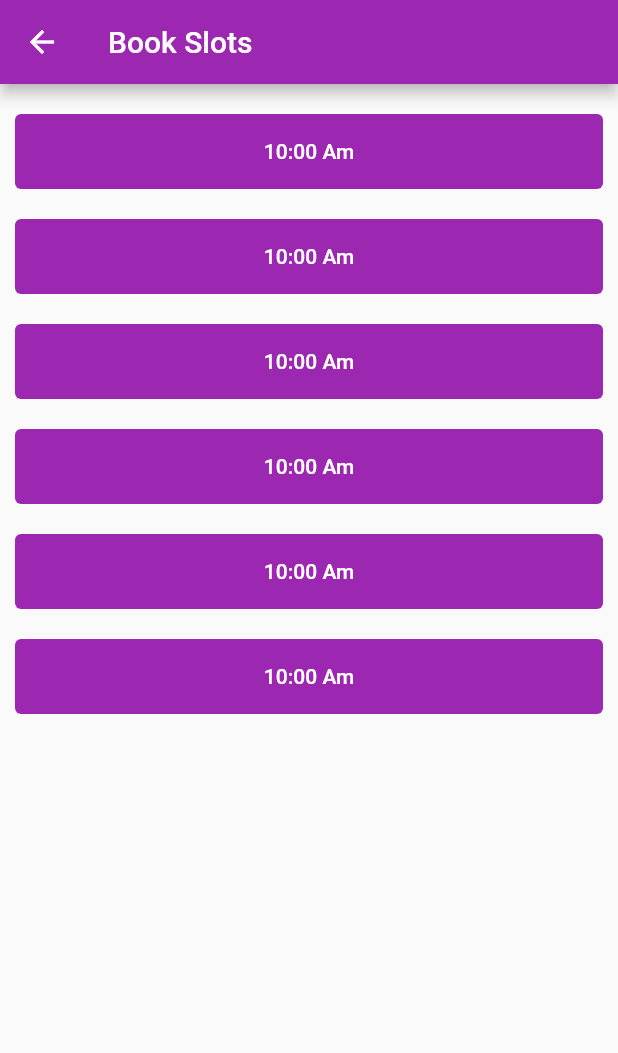
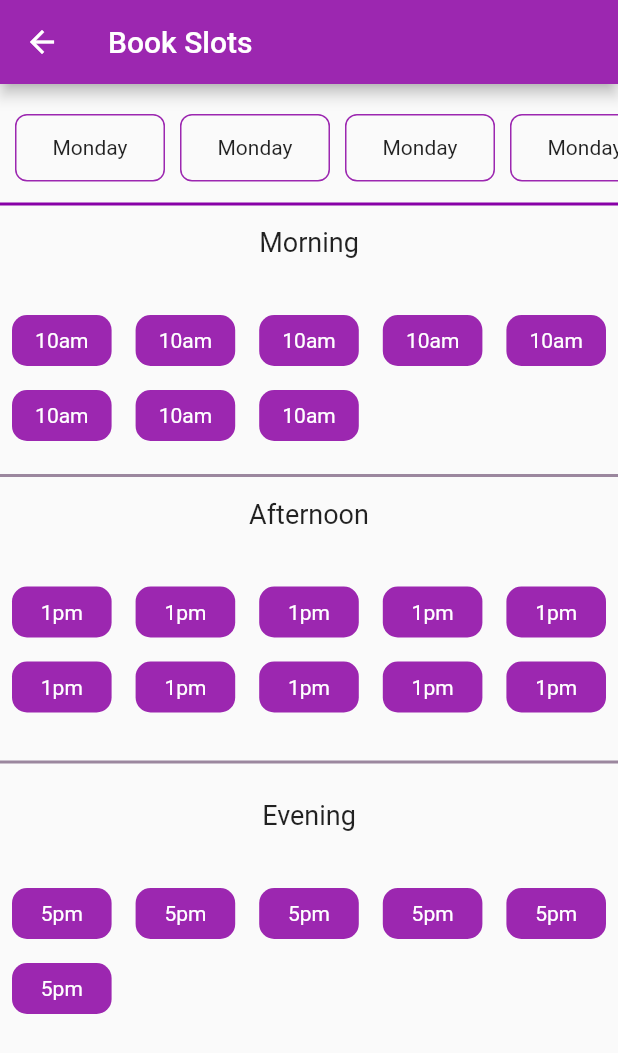
Before and after one commit to mukesh-dot-com/Bubble_Chat_Application, a Flutter app: the BookView screen opened by its route, on a phone screen of 412 x 824 dp. Shown: the top 1053 px of the screen. Run offline on Flutter 3.47's test engine with Material 2 defaults, Android fonts, the phone set to English and light mode, and no system bars; our stand-ins replace lottie; network calls fail.

Commit message:
second commit

```diff
--- a/lib/views/book_view.dart
+++ b/lib/views/book_view.dart
@@ -16,35 +16,179 @@ class _BookViewState extends State<BookView> {
       ),
       body: Column(
         children: [
+          const SizedBox(
+            height: 20,
+          ),
           Container(
-            width: MediaQuery.of(context).size.width,
             margin: const EdgeInsets.only(left: 10),
             child: SizedBox(
-              height: 555,
-              width: 100,
+              height: 45,
               child: ListView.builder(
                 itemCount: 6,
+                scrollDirection: Axis.horizontal,
                 itemBuilder: ((context, index) {
                   return InkWell(
-                    enableFeedback: true,
                     child: Container(
-                      margin: const EdgeInsets.only(top: 20, right: 10),
-                      height: 50,
-                      width: MediaQuery.of(context).size.width,
-                      child: TextButton(
-                        style: ButtonStyle(
-                            backgroundColor: MaterialStatePropertyAll(
-                                Theme.of(context).primaryColor)),
-                        onPressed: () {},
-                        child: const Text(
-                          '10:00 Am',
-                          style: TextStyle(color: Colors.white),
+                      margin: const EdgeInsets.only(
+                        right: 10,
+                      ),
+                      width: 100,
+                      decoration: BoxDecoration(
+                        border: Border.all(
+                          color: Theme.of(context).primaryColor,
                         ),
+                        borderRadius: BorderRadius.circular(8),
                       ),
+                      child: const Center(child: Text('Monday')),
                     ),
                   );
                 }),
               ),
+            ),
+          ),
+          const Divider(
+            height: 30,
+            thickness: 2,
+            color: Color.fromARGB(255, 136, 0, 167),
+          ),
+          const Text(
+            'Morning',
+            style: TextStyle(
+              fontSize: 18,
+            ),
+          ),
+          const SizedBox(
+            height: 30,
+          ),
+          Container(
+            height: 100,
+            child: SizedBox(
+              child: GridView.builder(
+                  itemCount: 8,
+                  gridDelegate: const SliverGridDelegateWithFixedCrossAxisCount(
+                    crossAxisCount: 5,
+                    mainAxisExtent: 50,
+                  ),
+                  itemBuilder: (context, index) {
+                    return Padding(
+                      padding: const EdgeInsets.all(8.0),
+                      child: InkWell(
+                        child: Container(
+                          height: 20,
+                          width: 100,
+                          decoration: BoxDecoration(
+                            color: Theme.of(context).primaryColor,
+                            borderRadius: BorderRadius.circular(10),
+                          ),
+                          child: const Center(
+                            child: Text(
+                              '10am',
+                              style: TextStyle(
+                                color: Colors.white,
+                              ),
+                            ),
+                          ),
+                        ),
+                      ),
+                    );
+                  }),
+            ),
+          ),
+          const Divider(
+            height: 30,
+            thickness: 2,
+            color: Color.fromARGB(255, 155, 135, 158),
+          ),
+          const Text(
+            'Afternoon',
+            style: TextStyle(
+              fontSize: 18,
+            ),
+          ),
+          const SizedBox(
+            height: 30,
+          ),
+          SizedBox(
+            height: 100,
+            child: SizedBox(
+              child: GridView.builder(
+                  physics: const NeverScrollableScrollPhysics(),
+                  itemCount: 10,
+                  gridDelegate: const SliverGridDelegateWithFixedCrossAxisCount(
+                    crossAxisCount: 5,
+                    mainAxisExtent: 50,
+                  ),
+                  itemBuilder: (context, index) {
+                    return Padding(
+                      padding: const EdgeInsets.all(8.0),
+                      child: InkWell(
+                        child: Container(
+                          height: 20,
+                          width: 100,
+                          decoration: BoxDecoration(
+                            color: Theme.of(context).primaryColor,
+                            borderRadius: BorderRadius.circular(10),
+                          ),
+                          child: const Center(
+                            child: Text(
+                              '1pm',
+                              style: TextStyle(
+                                color: Colors.white,
+                              ),
+                            ),
+                          ),
+                        ),
+                      ),
+                    );
+                  }),
+            ),
+          ),
+          const Divider(
+            height: 50,
+            thickness: 2,
+            color: Color.fromARGB(255, 155, 135, 158),
+          ),
+          const Text(
+            'Evening',
+            style: TextStyle(
+              fontSize: 18,
+            ),
+          ),
+          const SizedBox(
+            height: 30,
+          ),
+          Container(
+            height: 100,
+            child: SizedBox(
+              child: GridView.builder(
+                  itemCount: 6,
+                  gridDelegate: const SliverGridDelegateWithFixedCrossAxisCount(
+                    crossAxisCount: 5,
+                    mainAxisExtent: 50,
+                  ),
+                  itemBuilder: (context, index) {
+                    return Padding(
+                      padding: const EdgeInsets.all(8.0),
+                      child: InkWell(
+                        child: Container(
+                          height: 20,
+                          width: 100,
+                          decoration: BoxDecoration(
+                            color: Theme.of(context).primaryColor,
+                            borderRadius: BorderRadius.circular(10),
+                          ),
+                          child: const Center(
+                            child: Text(
+                              '5pm',
+                              style: TextStyle(
+                                color: Colors.white,
+                              ),
+                            ),
+                          ),
+                        ),
+                      ),
+                    );
+                  }),
             ),
           ),
         ],
--- a/lib/views/explore_view.dart
+++ b/lib/views/explore_view.dart
@@ -26,7 +26,7 @@ class _ExploreViewState extends State<ExploreView> {
         ],
         centerTitle: true,
         title: const Text(
-          "Groups",
+          "Explore",
           style: TextStyle(
             fontSize: 25,
           ),
@@ -123,25 +123,32 @@ class _ExploreViewState extends State<ExploreView> {
                       const EdgeInsets.symmetric(horizontal: 15, vertical: 0),
                   decoration: BoxDecoration(
                     borderRadius: BorderRadius.circular(20),
-                      border: Border.all(color: Colors.purple)),
+                    border: Border.all(
+                      color: Colors.purple,
+                    ),
+                  ),
                   child: DropdownButtonHideUnderline(
                     child: DropdownButton(
                       focusColor: Colors.white,
                       borderRadius: BorderRadius.circular(20),
                       value: value,
-                        items:
-                            items.map<DropdownMenuItem<String>>((String value) {
+                      items: items.map<DropdownMenuItem<String>>(
+                        (String value) {
                           return DropdownMenuItem<String>(
                             value: value,
                             child: Text(value),
                           );
-                        }).toList(),
+                        },
+                      ).toList(),
                       hint: const Text("Select Category"),
                       onChanged: (value) {
-                          setState(() {
+                        setState(
+                          () {
                             this.value = value;
-                          });
-                        }),
+                          },
+                        );
+                      },
+                    ),
                   ),
                 ),
                 Container(
--- a/lib/views/getstarted_view.dart
+++ b/lib/views/getstarted_view.dart
@@ -1,3 +1,4 @@
+import 'package:bubble/constants/route.dart';
 import 'package:flutter/material.dart';
 import 'package:lottie/lottie.dart';
 
@@ -89,7 +90,10 @@ class _GetStartedViewState extends State<GetStartedView> {
             width: 330,
             margin: const EdgeInsets.only(top: 100),
             child: TextButton(
-              onPressed: () {},
+              onPressed: () {
+                Navigator.of(context)
+                    .pushNamedAndRemoveUntil(exploreRoute, (route) => false);
+              },
               style: ButtonStyle(
                 shape: MaterialStateProperty.all<RoundedRectangleBorder>(
                   RoundedRectangleBorder(
```
Lines whose indentation alone changed are shown as unchanged.
